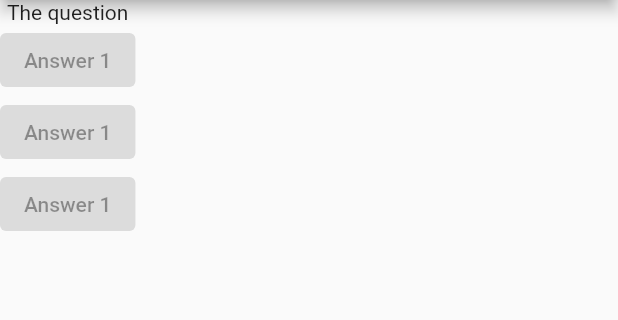
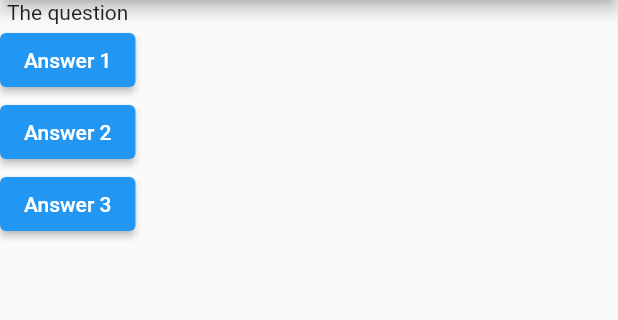
Before and after one commit to ajPetrov/Quizzer, a Flutter app: the screen it shows after launch, on a phone screen of 412 x 824 dp, the part 84-404 px from its top. Run offline on Flutter 3.47's test engine with Material 2 defaults, Android fonts, the phone set to English and light mode, and no system bars.

Commit message:
Adding the on pressed methods and text for the questions in the buttons.

```diff
--- a/lib/main.dart
+++ b/lib/main.dart
@@ -7,6 +7,10 @@ void main() {
 class MyApp extends StatelessWidget {
   @override
   Widget build(BuildContext context) {
+    var question = [
+      'What\'s your favorite color?',
+      'What\'s your favorite animal'
+    ];
     return MaterialApp(
       home: Scaffold(
         appBar: AppBar(
@@ -16,16 +20,16 @@ class MyApp extends StatelessWidget {
           children: [
             Text('The question'),
             ElevatedButton(
-                onPressed: null,
+                onPressed: () => print('Answer 1 chosen'),
                 child: Text('Answer 1')
             ),
             ElevatedButton(
-                onPressed: null,
-                child: Text('Answer 1')
+                onPressed: () => print('Answer 2 chosen'),
+                child: Text('Answer 2')
             ),
             ElevatedButton(
-                onPressed: null,
-                child: Text('Answer 1')
+                onPressed: () => print('Answer 3 chosen'),
+                child: Text('Answer 3')
             ),
           ],),
       ),
```
